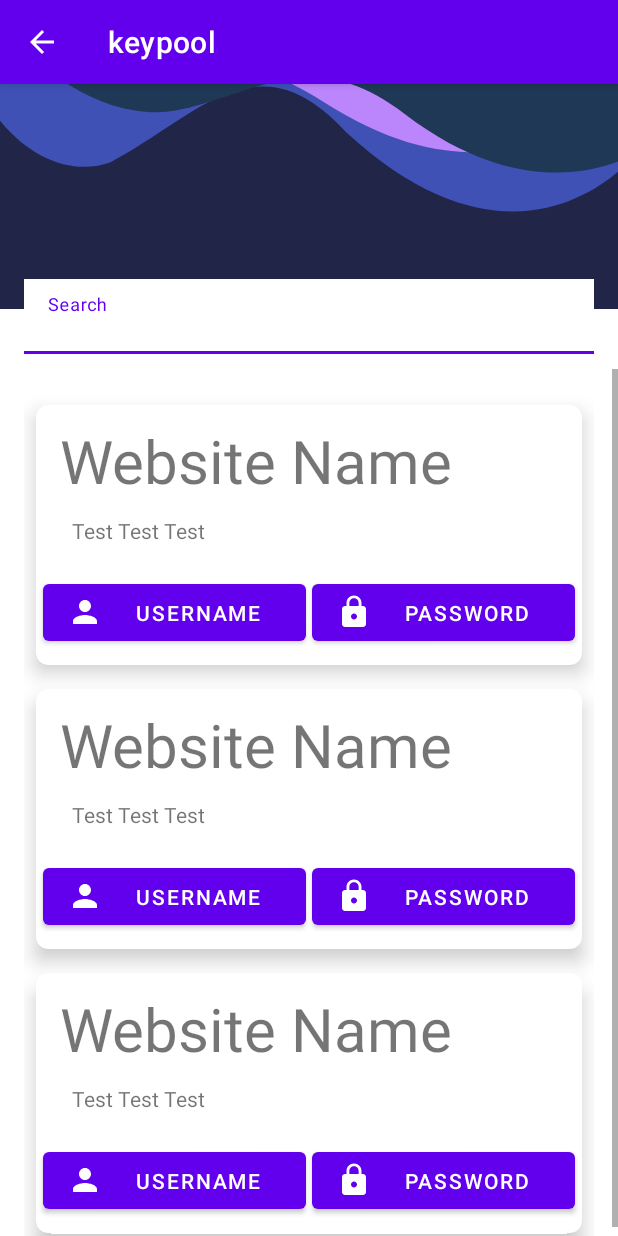
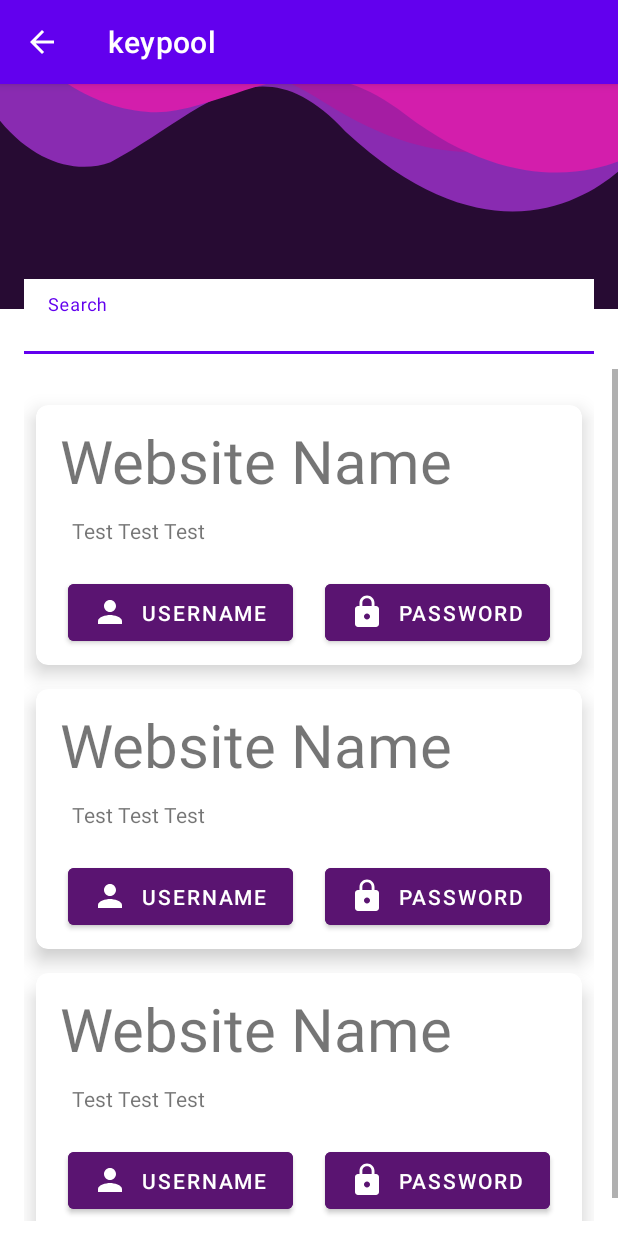
Before and after one commit to juliaTrummer/KeyPool, an Android app: the PasswordView screen opened directly, with no data from a screen before it, on a phone screen of 412 x 824 dp. Run offline under Robolectric (Android 15) with nearby library versions, the phone set to English and light mode, and no system bars.

Commit message:
view and design

```diff
--- a/app/src/main/res/drawable/static_wave_header.xml
+++ b/app/src/main/res/drawable/static_wave_header.xml
@@ -10,17 +10,17 @@
         android:rotation="190">
     <path
         android:pathData="M5.22,97.18s57.02,-120.98 200.55,-20c72.29,60.08 101.72,-5.45 155.4,-50.52 24.72,-15.16 64.44,-8.91 100.36,40.21 0.65,1.91 -12.77,75.13 -4.77,140.13L5.22,168Z"
-        android:fillColor="#3F51B5"
+        android:fillColor="@color/wave"
         android:strokeAlpha="0.1"
         android:fillAlpha="1"/>
     <path
         android:pathData="M500.33,70.78S352.76,155.62 225.1,96.65 67.19,123.13 0,91.84L0,166.44L425.33,166.44Z"
         android:fillAlpha="1"
-        android:fillColor="@color/purple_200"
+        android:fillColor="@color/wave1"
         android:strokeAlpha="0.3"/>
     <path
         android:pathData="M5.22,97.18s57.02,-59.98 162.55,0c72.29,41.08 101.72,-2.45 155.4,-24.52 24.72,-10.16 64.44,-5.91 100.36,20.21 0.65,1.91 -2.77,75.13 -2.77,75.13L5.22,168Z"
-        android:fillColor="@color/header1"
+        android:fillColor="@color/wave2"
         android:strokeAlpha="0.1"
         android:fillAlpha="1"/>
     </group>
--- a/app/src/main/res/drawable/static_wave_header_shape.xml
+++ b/app/src/main/res/drawable/static_wave_header_shape.xml
@@ -7,7 +7,7 @@
         android:topRightRadius="0dp"
         />
     <solid
-        android:color="@color/header2"
+        android:color="@color/button"
         />
     <size
         android:width="182dp"
--- a/app/src/main/res/layout/activity_login.xml
+++ b/app/src/main/res/layout/activity_login.xml
@@ -99,7 +99,7 @@
         app:layout_constraintTop_toBottomOf="@+id/passwordField"></TextView>
 
 
-    <Button
+    <com.google.android.material.button.MaterialButton
         android:id="@+id/loginButton"
         android:layout_width="match_parent"
         android:layout_height="75dp"
--- a/app/src/main/res/layout/activity_password.xml
+++ b/app/src/main/res/layout/activity_password.xml
@@ -63,6 +63,7 @@
         android:layout_height="0dp"
         android:id="@+id/scroll"
         android:layout_marginTop="10dp"
+        android:layout_marginBottom="10dp"
         card_view:layout_constraintTop_toBottomOf="@id/searchfield"
         card_view:layout_constraintStart_toStartOf="parent"
         card_view:layout_constraintEnd_toEndOf="parent"
--- a/app/src/main/res/layout/activity_register.xml
+++ b/app/src/main/res/layout/activity_register.xml
@@ -109,7 +109,7 @@
 
     </com.google.android.material.textfield.TextInputLayout>
 
-    <Button
+    <com.google.android.material.button.MaterialButton
         android:id="@+id/registerButton"
         android:layout_width="match_parent"
         android:layout_height="75dp"
--- a/app/src/main/res/layout/password_item.xml
+++ b/app/src/main/res/layout/password_item.xml
@@ -42,11 +42,12 @@
 
         <com.google.android.material.button.MaterialButton
             android:id="@+id/pwBtn"
-            android:layout_width="175dp"
+            android:layout_width="150dp"
             android:layout_height="50dp"
             android:layout_marginTop="20dp"
             android:layout_marginBottom="10dp"
             android:text="password"
+            android:backgroundTint="@color/secondarybutton"
             cardView:icon="@drawable/ic_baseline_lock_24"
             cardView:layout_constraintBottom_toBottomOf="parent"
             cardView:layout_constraintEnd_toEndOf="parent"
@@ -55,11 +56,12 @@
 
         <com.google.android.material.button.MaterialButton
             android:id="@+id/usernameBtn"
-            android:layout_width="175dp"
+            android:layout_width="150dp"
             android:layout_height="50dp"
             android:layout_marginTop="20dp"
             android:layout_marginBottom="10dp"
             android:text="username"
+            android:backgroundTint="@color/secondarybutton"
             cardView:icon="@drawable/ic_baseline_person_24"
             cardView:layout_constraintBottom_toBottomOf="parent"
             cardView:layout_constraintEnd_toStartOf="@+id/pwBtn"
--- a/app/src/main/res/values/colors.xml
+++ b/app/src/main/res/values/colors.xml
@@ -18,4 +18,9 @@
     <color name="header1">#1E3856</color>
     <color name="header2">#212547</color>
 
+    <color name="wave">#892BB1</color>
+    <color name="wave1">#A51DA3</color>
+    <color name="wave2">#D31EAC</color>
+
+
 </resources>
```
